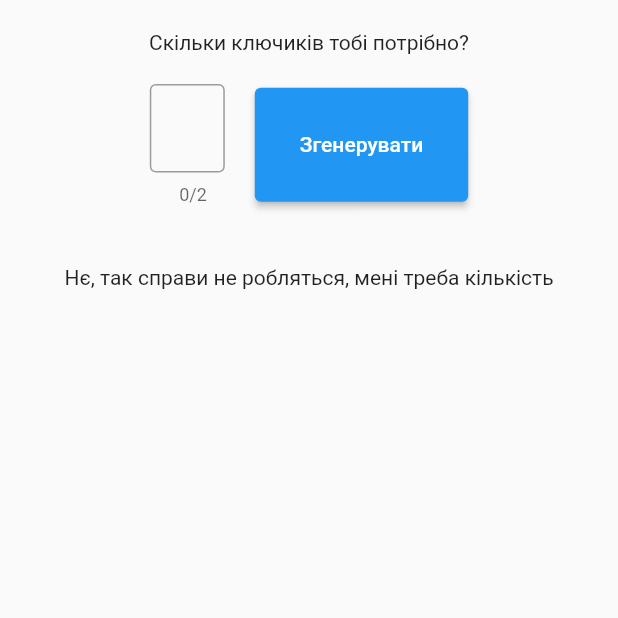
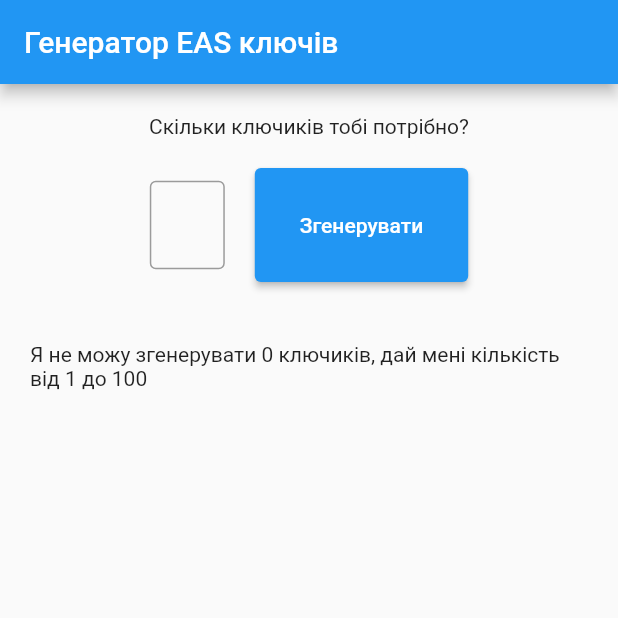
Before and after one commit to oskalo/aes, a Flutter app: the screen it shows after launch, after a tap on "Згенерувати", on a phone screen of 412 x 824 dp, the top half of it. Run offline on Flutter 3.47's test engine with Material 2 defaults, Android fonts, the phone set to English and light mode, and no system bars; our stand-ins replace bloc, flutter_bloc.

Commit message:
add header + add uniq check + copy option

```diff
--- a/lib/pages/main/bloc.dart
+++ b/lib/pages/main/bloc.dart
@@ -24,7 +24,7 @@ class MainBloc extends Bloc<MainEvent, MainState> {
     try {
       emit(ResultState(GenerateKeys(event.amount)));
     } catch (e) {
-      emit(ErrorState(message: e.toString()));
+      emit(ErrorState(e.toString()));
     }
   }
 
@@ -32,7 +32,7 @@ class MainBloc extends Bloc<MainEvent, MainState> {
     event,
     emit,
   ) async {
-    emit(EmptyAmountState());
+    emit(EmptyAmountState(event.message));
   }
 }
 
--- a/lib/pages/main/event.dart
+++ b/lib/pages/main/event.dart
@@ -8,6 +8,8 @@ class GetKeysEvent extends MainEvent {
 }
 
 class EmptyAmountEvent extends MainEvent {
+  String message;
+  EmptyAmountEvent(this.message);
 }
 
 
--- a/lib/pages/main/state.dart
+++ b/lib/pages/main/state.dart
@@ -6,11 +6,14 @@ class ResultState extends MainState {
   ResultState(this.keys);
 }
 
-class EmptyAmountState extends MainState {}
+class EmptyAmountState extends MainState {
+  final String message;
+  EmptyAmountState(this.message);
+}
 
 class ErrorState extends MainState {
   final String message;
-  ErrorState({required this.message});
+  ErrorState(this.message);
 
   @override
   List<Object?> get props => [message];
--- a/lib/pages/main/view.dart
+++ b/lib/pages/main/view.dart
@@ -14,6 +14,9 @@ class MainPage extends StatelessWidget {
     return BlocProvider<MainBloc>(
         create: (BuildContext context) => MainBloc(),
         child: Scaffold(
+          appBar: AppBar(
+            title: Text('Генератор EAS ключів'),
+          ),
           body: Padding(
             padding: const EdgeInsets.all(20.0),
             child: Center(
@@ -31,11 +34,10 @@ class MainPage extends StatelessWidget {
                           children: [
                             SizedBox(
                               width: 50,
-                              child: TextField(
+                              child: TextFormField(
                                 maxLines: 1,
                                 controller: valueController,
                                 keyboardType: TextInputType.number,
-                                maxLength: 2,
                                 inputFormatters: [
                                   FilteringTextInputFormatter.allow(
                                       RegExp("[0-9]"))
@@ -56,13 +58,14 @@ class MainPage extends StatelessWidget {
                               onPressed: () {
                                 if (valueController.text.isEmpty) {
                                   BlocProvider.of<MainBloc>(context)
-                                      .add(EmptyAmountEvent());
+                                      .add(EmptyAmountEvent("Я не можу згенерувати 0 ключиків, дай мені кількість від 1 до 100"));
+                                  return;
                                 }
 
                                 var value = int.parse(valueController.text);
-                                if (value < 1) {
+                                if (value < 1 || value > 100) {
                                   BlocProvider.of<MainBloc>(context)
-                                      .add(EmptyAmountEvent());
+                                      .add(EmptyAmountEvent("Вибачай, але потрібна кількість від 1 до 100"));
                                   return;
                                 }
 
@@ -90,11 +93,10 @@ class MainPage extends StatelessWidget {
                           children: [
                             SizedBox(
                               width: 50,
-                              child: TextField(
+                              child: TextFormField(
                                 maxLines: 1,
                                 controller: valueController,
                                 keyboardType: TextInputType.number,
-                                maxLength: 2,
                                 inputFormatters: [
                                   FilteringTextInputFormatter.allow(
                                       RegExp("[0-9]"))
@@ -115,12 +117,14 @@ class MainPage extends StatelessWidget {
                               onPressed: () {
                                 if (valueController.text.isEmpty) {
                                   BlocProvider.of<MainBloc>(context)
-                                      .add(EmptyAmountEvent());
+                                      .add(EmptyAmountEvent("Я не можу згенерувати 0 ключиків, дай мені кількість від 1 до 100"));
+                                  return;
                                 }
+
                                 var value = int.parse(valueController.text);
-                                if (value < 1) {
+                                if (value < 1 || value > 100) {
                                   BlocProvider.of<MainBloc>(context)
-                                      .add(EmptyAmountEvent());
+                                      .add(EmptyAmountEvent("Вибачай, але потрібна кількість від 1 до 100"));
                                   return;
                                 }
 
@@ -135,8 +139,7 @@ class MainPage extends StatelessWidget {
                       const SizedBox(
                         height: 20.0,
                       ),
-                      const Text(
-                          "Нє, так справи не робляться, мені треба кількість"),
+                      Text(state.message),
                     ],
                   );
                 }
@@ -153,11 +156,10 @@ class MainPage extends StatelessWidget {
                           children: [
                             SizedBox(
                               width: 50,
-                              child: TextField(
+                              child: TextFormField(
                                 maxLines: 1,
                                 controller: valueController,
                                 keyboardType: TextInputType.number,
-                                maxLength: 2,
                                 inputFormatters: [
                                   FilteringTextInputFormatter.allow(
                                       RegExp("[0-9]"))
@@ -178,12 +180,14 @@ class MainPage extends StatelessWidget {
                               onPressed: () {
                                 if (valueController.text.isEmpty) {
                                   BlocProvider.of<MainBloc>(context)
-                                      .add(EmptyAmountEvent());
+                                      .add(EmptyAmountEvent("Я не можу згенерувати 0 ключиків, дай мені кількість від 1 до 100"));
+                                  return;
                                 }
+
                                 var value = int.parse(valueController.text);
-                                if (value < 1) {
+                                if (value < 1 || value > 100) {
                                   BlocProvider.of<MainBloc>(context)
-                                      .add(EmptyAmountEvent());
+                                      .add(EmptyAmountEvent("Вибачай, але потрібна кількість від 1 до 100"));
                                   return;
                                 }
 
@@ -218,7 +222,11 @@ class MainPage extends StatelessWidget {
                   );
                 }
 
-                return const Text('ERROR');
+                return TextField(
+                    readOnly: true,
+                    textAlign: TextAlign.center,
+                    controller: TextEditingController()..text = "Помилка. Щось, десь пішло не за планом, пиши в телегу @oleh_sk_uk"
+                    );
               }),
             ),
           ),
@@ -259,8 +267,11 @@ class ElemKey extends StatelessWidget {
                       ),
                     ),
                     Align(
-                      child: Text(
-                        bodyKey,
+                      alignment: Alignment.center,
+                      child: TextFormField(
+                          readOnly: true,
+                          textAlign: TextAlign.center,
+                          controller: TextEditingController()..text = bodyKey
                       ),
                     ),
                     Align(
@@ -299,8 +310,10 @@ class ElemKey extends StatelessWidget {
                     ),
                     Align(
                       alignment: Alignment.center,
-                      child: Text(
-                        bodyKey,
+                      child: TextFormField(
+                          readOnly: true,
+                          textAlign: TextAlign.center,
+                          controller: TextEditingController()..text = bodyKey
                       ),
                     ),
                     Align(
```
Also changed, not shown: lib/pages/main/service.dart (+18 -7 lines), pubspec.lock.
